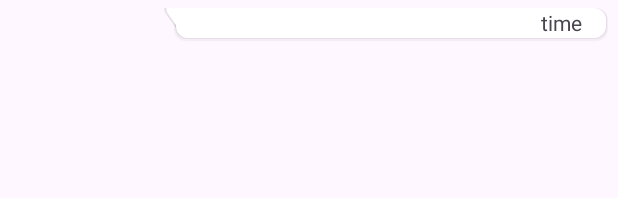
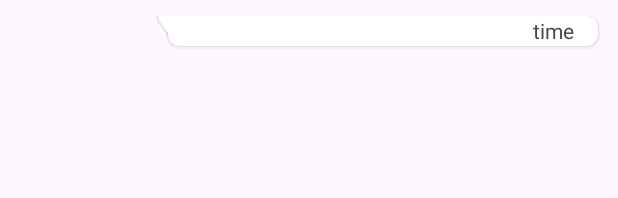
Before and after one commit to firsty-first/chatme, an Android app: the layout sample_sender.xml on its own in the app's theme, with its tools: preview values and no code run, on a phone screen of 412 x 824 dp. Shown: the top 198 px of the screen. Run offline under Robolectric (Android 15) with nearby library versions, the light colour scheme and no system bars.

Commit message:
sender card

```diff
--- a/app/src/main/java/com/example/chatme/chatscreen.java
+++ b/app/src/main/java/com/example/chatme/chatscreen.java
@@ -65,6 +65,9 @@ binding.name.setText(recieverName);
 //binding.chatRv.setAdapter(chatAdapter);
 //        LinearLayoutManager layoutManager=new LinearLayoutManager(getApplicationContext());
 //        binding.chatRv.setLayoutManager(layoutManager);
+
+
+
  senderRoom=senderId+recieverId;
 reciverRoom=recieverId+senderId;
 //
@@ -87,13 +90,12 @@ database.getReference().child("chats")
                         messagesModels.add(model);
                         Log.d("hii","got into if");
                         Log.d("hii",model.getMessages());
-
                     }
             }
 
             @Override
             public void onCancelled(@NonNull DatabaseError error) {
-
+Log.d("db","Dberror");
             }
         });
     }
--- a/app/src/main/res/layout/sample_sender.xml
+++ b/app/src/main/res/layout/sample_sender.xml
@@ -2,6 +2,8 @@
 <RelativeLayout xmlns:android="http://schemas.android.com/apk/res/android"
     xmlns:app="http://schemas.android.com/apk/res-auto"
     android:layout_width="wrap_content"
+    android:layout_margin="5dp"
+    android:layout_marginTop="10dp"
     android:layout_height="wrap_content">
 
 
```
